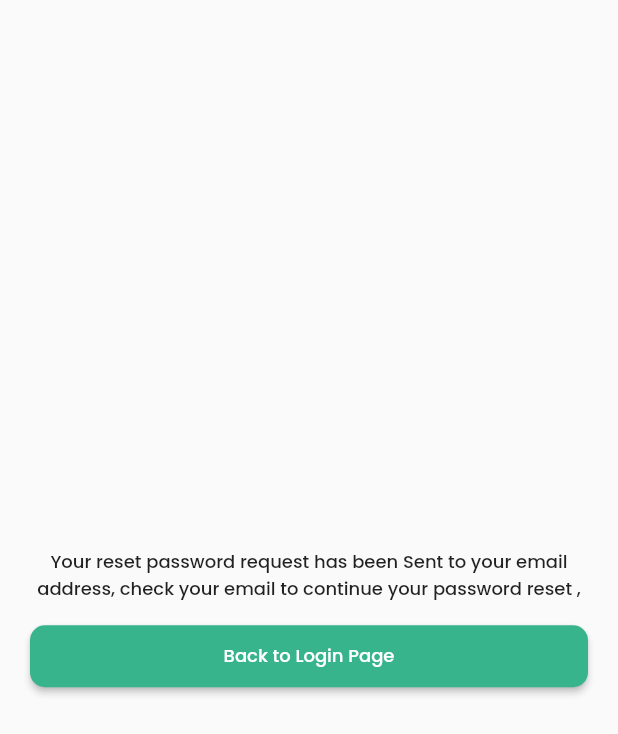
After one commit to DandyCreater/Puskesmas-Guntur, a Flutter app: the ResetPasswordPage screen opened by its route, on a phone screen of 412 x 824 dp. The commit adds this screen. Shown: the top 734 px of the screen. Run offline on Flutter 3.47's test engine with Material 2 defaults, Android fonts, the phone set to English and light mode, and no system bars; our stand-ins replace bloc, carousel_slider, cloud_firestore, equatable, firebase_auth, firebase_core and 7 more; missing offline and left inert: flutter_facebook_auth, input_history_text_field; accounts and stored records are empty; project files that could hold a hidden picture were left out.

```diff
--- a/lib/main.dart
+++ b/lib/main.dart
@@ -5,10 +5,12 @@ import 'package:flutter/material.dart';
 import 'package:hive/hive.dart';
 import 'package:path_provider/path_provider.dart';
 import 'package:puskesmas_guntur/app/app.dart';
+import 'package:puskesmas_guntur/domain/model/user-model/user_model.dart';
 
 void main() async {
   WidgetsFlutterBinding.ensureInitialized();
   await Firebase.initializeApp();
+
   var path = Directory.current.path;
   Hive.init((await getApplicationDocumentsDirectory()).path);
 
--- a/lib/presentation/bloc/signIn-Bloc/sign_in_event.dart
+++ b/lib/presentation/bloc/signIn-Bloc/sign_in_event.dart
@@ -33,3 +33,9 @@ class FetchSignInGoogle extends SignInEvent {
   // TODO: implement props
   List<Object> get props => super.props;
 }
+
+class FetchSignInFacebook extends SignInEvent {
+  @override
+  // TODO: implement props
+  List<Object> get props => super.props;
+}
--- /dev/null
+++ b/lib/presentation/pages/sign-in/resetpassword-page.dart
@@ -0,0 +1,71 @@
+import 'package:flutter/material.dart';
+import 'package:flutter/src/foundation/key.dart';
+import 'package:flutter/src/widgets/framework.dart';
+import 'package:puskesmas_guntur/presentation/resources/color_manager.dart';
+import 'package:puskesmas_guntur/presentation/resources/font_manager.dart';
+import 'package:puskesmas_guntur/presentation/resources/routes_manager.dart';
+
+class ResetPasswordPage extends StatefulWidget {
+  const ResetPasswordPage({Key? key}) : super(key: key);
+
+  @override
+  State<ResetPasswordPage> createState() => _ResetPasswordPageState();
+}
+
+class _ResetPasswordPageState extends State<ResetPasswordPage> {
+  @override
+  void initState() {
+    // TODO: implement initState
+    Future.delayed(const Duration(seconds: 5)).then((value) =>
+        Navigator.pushNamedAndRemoveUntil(
+            context, Routes.signInRoute, (route) => false));
+    super.initState();
+  }
+
+  @override
+  Widget build(BuildContext context) {
+    var height = MediaQuery.of(context).size.height;
+    var width = MediaQuery.of(context).size.width;
+    return Scaffold(
+      body: Padding(
+        padding: const EdgeInsets.symmetric(horizontal: 20),
+        child: Column(
+          mainAxisAlignment: MainAxisAlignment.center,
+          children: [
+            Center(
+              child: Text(
+                "Your reset password request has been Sent to your email address, check your email to continue your password reset ,",
+                style: ThemeText.heading3,
+                textAlign: TextAlign.center,
+              ),
+            ),
+            const SizedBox(
+              height: 15,
+            ),
+            SizedBox(
+              width: width,
+              height: height * 0.05,
+              child: ElevatedButton(
+                style: ButtonStyle(
+                    shape: MaterialStateProperty.all(RoundedRectangleBorder(
+                        borderRadius: BorderRadius.circular(10))),
+                    backgroundColor:
+                        MaterialStateProperty.all(ColorManager.secondaryColor)),
+                onPressed: () {
+                  Navigator.pushNamedAndRemoveUntil(
+                      context, Routes.signInRoute, (route) => false);
+                },
+                child: Text(
+                  "Back to Login Page",
+                  style: ThemeText.heading3.copyWith(
+                    color: ColorManager.whiteTextColor,
+                  ),
+                ),
+              ),
+            ),
+          ],
+        ),
+      ),
+    );
+  }
+}
--- a/lib/presentation/pages/sign-up/signup-page.dart
+++ b/lib/presentation/pages/sign-up/signup-page.dart
@@ -415,7 +415,10 @@ class _SignUpPageState extends State<SignUpPage> {
                     CustomSosMedSignUp(
                       imageUrl: "assets/icons/facebook_icon.png",
                       title: "Facebook",
-                      press: () {},
+                      press: () {
+                        BlocProvider.of<SignInBloc>(context)
+                            .add(FetchSignInFacebook());
+                      },
                     ),
                     CustomSosMedSignUp(
                       imageUrl: "assets/icons/google_icon.png",
--- a/lib/presentation/resources/routes_manager.dart
+++ b/lib/presentation/resources/routes_manager.dart
@@ -12,6 +12,7 @@ import 'package:puskesmas_guntur/presentation/pages/pengaduan/pengaduan-page.dar
 import 'package:puskesmas_guntur/presentation/pages/profile/edit_profile.dart';
 import 'package:puskesmas_guntur/presentation/pages/profile/profile_page.dart';
 import 'package:puskesmas_guntur/presentation/pages/sign-in/forgotpassword-page.dart';
+import 'package:puskesmas_guntur/presentation/pages/sign-in/resetpassword-page.dart';
 import 'package:puskesmas_guntur/presentation/pages/sign-in/signin-page.dart';
 import 'package:puskesmas_guntur/presentation/pages/sign-up/signup-page.dart';
 import 'package:puskesmas_guntur/presentation/pages/splashpage/splashpage.dart';
@@ -35,6 +36,7 @@ class Routes {
   static const String infoAppsRoute = '/info';
   static const String hospitalRoute = '/hospital';
   static const String forgotPasswordRoute = '/forgot';
+  static const String resetPasswordRoute = '/reset';
 }
 
 class RouteGenerator {
@@ -108,6 +110,12 @@ class RouteGenerator {
           type: PageTransitionType.fade,
           duration: const Duration(seconds: 1),
         );
+      case Routes.resetPasswordRoute:
+        return PageTransition(
+          child: const ResetPasswordPage(),
+          type: PageTransitionType.fade,
+          duration: const Duration(seconds: 1),
+        );
 
       case Routes.mainPageRoute:
         return MaterialPageRoute(builder: (_) => const MainPage());
--- a/pubspec.yaml
+++ b/pubspec.yaml
@@ -40,7 +40,7 @@ dependencies:
   flutter_svg: ^1.1.3
   google_fonts: 3.0.1
   page_transition: ^2.0.9
-  input_history_text_field: ^0.1.1
+  input_history_text_field: ^0.2.0
   cloud_firestore: ^3.4.4
   firebase_auth: ^3.6.3
   firebase_core: ^1.20.1
@@ -49,6 +49,7 @@ dependencies:
   intl: ^0.17.0
   scroll_to_index: ^3.0.1
   google_sign_in: ^5.4.1
+  flutter_facebook_auth: ^4.4.1
 
 
 
```
Also changed, not shown: lib/data/service/auth-service.dart (+70 -4 lines), lib/presentation/bloc/signIn-Bloc/sign_in_bloc.dart (+12 -0 lines), lib/presentation/pages/profile/profile_page.dart (+55 -42 lines), lib/presentation/pages/sign-in/forgotpassword-page.dart (+42 -3 lines), lib/presentation/pages/sign-in/signin-page.dart (+24 -8 lines), lib/presentation/pages/splashpage/splashpage.dart (+22 -2 lines), lib/presentation/widget/at_home-Page/navBar.dart (+11 -3 lines), pubspec.lock, 3 other files.
